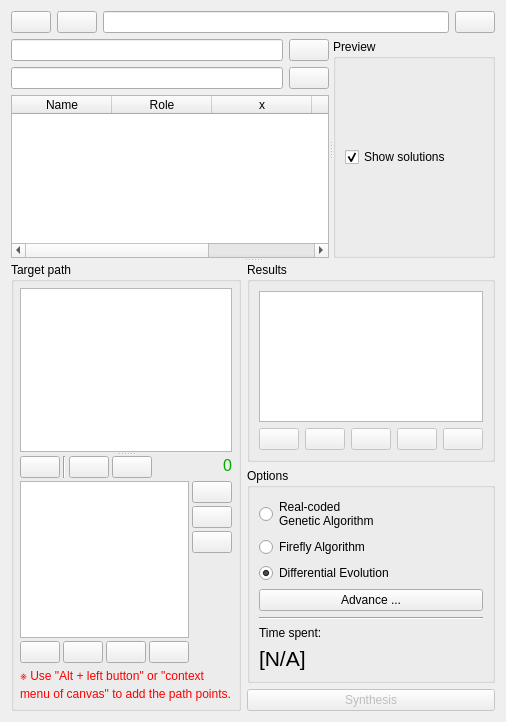
Old version of the form core/synthesis/DimensionalSynthesis/Algorithm.ui in the repository KmolYuan/Pyslvs-UI.
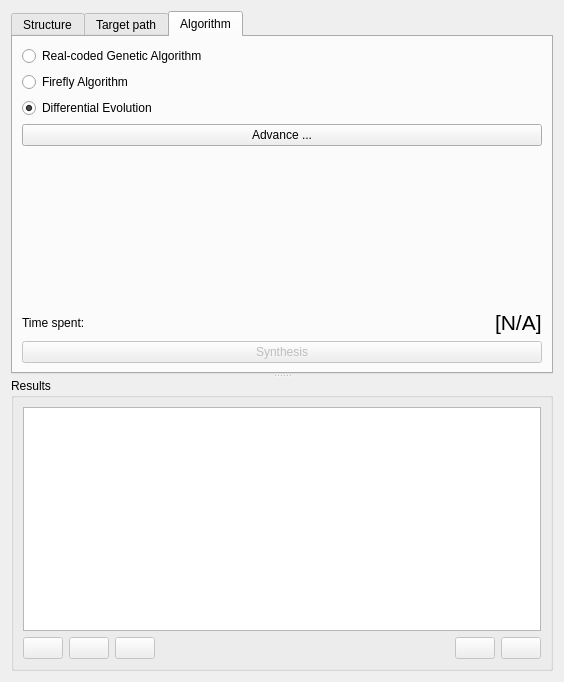
New version of the form. The open tabs and pages were chosen to show the change. Icons and pictures are not drawn.

Commit message: New UI design for dimensional synthesis tab widget.

```diff
--- a/core/synthesis/DimensionalSynthesis/Algorithm.ui
+++ b/core/synthesis/DimensionalSynthesis/Algorithm.ui
@@ -6,15 +6,43 @@
    <rect>
     <x>0</x>
     <y>0</y>
-    <width>485</width>
-    <height>722</height>
+    <width>564</width>
+    <height>682</height>
    </rect>
   </property>
   <property name="windowIcon">
    <iconset resource="../../../icons.qrc">
     <normaloff>:/icons/DimensionalSynthesis.png</normaloff>:/icons/DimensionalSynthesis.png</iconset>
   </property>
-  <layout class="QVBoxLayout" name="verticalLayout_9">
+  <layout class="QVBoxLayout" name="verticalLayout_4">
+   <item>
+    <widget class="QSplitter" name="main_splitter">
+     <property name="orientation">
+      <enum>Qt::Vertical</enum>
+     </property>
+     <widget class="QTabWidget" name="options_tab">
+      <widget class="QWidget" name="structure">
+       <attribute name="icon">
+        <iconset resource="../../../icons.qrc">
+         <normaloff>:/icons/structure.png</normaloff>:/icons/structure.png</iconset>
+       </attribute>
+       <attribute name="title">
+        <string>Structure</string>
+       </attribute>
+       <layout class="QVBoxLayout" name="verticalLayout_7">
+        <item>
+         <widget class="QSplitter" name="up_splitter">
+          <property name="sizePolicy">
+           <sizepolicy hsizetype="Preferred" vsizetype="Expanding">
+            <horstretch>0</horstretch>
+            <verstretch>0</verstretch>
+           </sizepolicy>
+          </property>
+          <property name="orientation">
+           <enum>Qt::Horizontal</enum>
+          </property>
+          <widget class="QWidget" name="layoutWidget">
+           <layout class="QVBoxLayout" name="verticalLayout_6">
    <item>
     <layout class="QHBoxLayout" name="horizontalLayout_7">
      <item>
@@ -60,17 +88,6 @@
     </layout>
    </item>
    <item>
-    <widget class="QSplitter" name="splitter_3">
-     <property name="orientation">
-      <enum>Qt::Vertical</enum>
-     </property>
-     <widget class="QSplitter" name="up_splitter">
-      <property name="orientation">
-       <enum>Qt::Horizontal</enum>
-      </property>
-      <widget class="QWidget" name="layoutWidget">
-       <layout class="QVBoxLayout" name="verticalLayout_6">
-        <item>
          <layout class="QHBoxLayout" name="horizontalLayout_17">
           <item>
            <widget class="QLineEdit" name="Expression">
@@ -169,33 +186,28 @@
        </layout>
       </widget>
      </widget>
-     <widget class="QWidget" name="layoutWidget">
-      <layout class="QHBoxLayout" name="horizontalLayout">
-       <item>
-        <widget class="QGroupBox" name="groupBox">
-         <property name="title">
+        </item>
+       </layout>
+      </widget>
+      <widget class="QWidget" name="target_path">
+       <attribute name="icon">
+        <iconset resource="../../../icons.qrc">
+         <normaloff>:/icons/DimensionalSynthesis.png</normaloff>:/icons/DimensionalSynthesis.png</iconset>
+       </attribute>
+       <attribute name="title">
           <string>Target path</string>
-         </property>
-         <layout class="QVBoxLayout" name="verticalLayout">
-          <property name="spacing">
-           <number>3</number>
-          </property>
-          <property name="leftMargin">
-           <number>6</number>
-          </property>
-          <property name="topMargin">
-           <number>6</number>
-          </property>
-          <property name="rightMargin">
-           <number>6</number>
-          </property>
-          <property name="bottomMargin">
-           <number>6</number>
-          </property>
+       </attribute>
+       <layout class="QVBoxLayout" name="verticalLayout_5">
           <item>
-           <widget class="QSplitter" name="splitter">
+         <widget class="QSplitter" name="down_splitter">
+          <property name="sizePolicy">
+           <sizepolicy hsizetype="Preferred" vsizetype="Expanding">
+            <horstretch>0</horstretch>
+            <verstretch>0</verstretch>
+           </sizepolicy>
+          </property>
             <property name="orientation">
-             <enum>Qt::Vertical</enum>
+           <enum>Qt::Horizontal</enum>
             </property>
             <widget class="QListWidget" name="target_points"/>
             <widget class="QWidget" name="layoutWidget">
@@ -429,10 +441,129 @@
           </item>
          </layout>
         </widget>
+      <widget class="QWidget" name="algorithm">
+       <attribute name="icon">
+        <iconset resource="../../../icons.qrc">
+         <normaloff>:/icons/synthesis.png</normaloff>:/icons/synthesis.png</iconset>
+       </attribute>
+       <attribute name="title">
+        <string>Algorithm</string>
+       </attribute>
+       <layout class="QVBoxLayout" name="verticalLayout">
+        <item>
+         <widget class="QRadioButton" name="type0">
+          <property name="text">
+           <string>Real-coded Genetic Algorithm</string>
+          </property>
+          <property name="checked">
+           <bool>false</bool>
+          </property>
+         </widget>
        </item>
        <item>
-        <layout class="QVBoxLayout" name="verticalLayout_5">
+         <widget class="QRadioButton" name="type1">
+          <property name="text">
+           <string>Firefly Algorithm</string>
+          </property>
+         </widget>
+        </item>
          <item>
+         <widget class="QRadioButton" name="type2">
+          <property name="text">
+           <string>Differential Evolution</string>
+          </property>
+          <property name="checked">
+           <bool>true</bool>
+          </property>
+         </widget>
+        </item>
+        <item>
+         <widget class="QPushButton" name="advanceButton">
+          <property name="statusTip">
+           <string>More algorithm settings.</string>
+          </property>
+          <property name="text">
+           <string>Advance ...</string>
+          </property>
+          <property name="icon">
+           <iconset resource="../../../icons.qrc">
+            <normaloff>:/icons/properties.png</normaloff>:/icons/properties.png</iconset>
+          </property>
+         </widget>
+        </item>
+        <item>
+         <spacer name="verticalSpacer">
+          <property name="orientation">
+           <enum>Qt::Vertical</enum>
+          </property>
+          <property name="sizeHint" stdset="0">
+           <size>
+            <width>20</width>
+            <height>40</height>
+           </size>
+          </property>
+         </spacer>
+        </item>
+        <item>
+         <layout class="QHBoxLayout" name="horizontalLayout">
+          <item>
+           <widget class="QLabel" name="label_7">
+            <property name="text">
+             <string>Time spent:</string>
+            </property>
+           </widget>
+          </item>
+          <item>
+           <spacer name="horizontalSpacer_2">
+            <property name="orientation">
+             <enum>Qt::Horizontal</enum>
+            </property>
+            <property name="sizeHint" stdset="0">
+             <size>
+              <width>40</width>
+              <height>20</height>
+             </size>
+            </property>
+           </spacer>
+          </item>
+          <item>
+           <widget class="QLabel" name="timeShow">
+            <property name="text">
+             <string>&lt;html&gt;&lt;head/&gt;&lt;body&gt;&lt;p&gt;&lt;span style=&quot; font-size:16pt;&quot;&gt;[N/A]&lt;/span&gt;&lt;/p&gt;&lt;/body&gt;&lt;/html&gt;</string>
+            </property>
+           </widget>
+          </item>
+         </layout>
+        </item>
+        <item>
+         <widget class="QPushButton" name="generate_button">
+          <property name="enabled">
+           <bool>false</bool>
+          </property>
+          <property name="minimumSize">
+           <size>
+            <width>120</width>
+            <height>0</height>
+           </size>
+          </property>
+          <property name="statusTip">
+           <string>Start dimesional synthesis.</string>
+          </property>
+          <property name="text">
+           <string>Synthesis</string>
+          </property>
+          <property name="icon">
+           <iconset resource="../../../icons.qrc">
+            <normaloff>:/icons/play.png</normaloff>:/icons/play.png</iconset>
+          </property>
+          <property name="autoDefault">
+           <bool>true</bool>
+          </property>
+         </widget>
+        </item>
+       </layout>
+      </widget>
+     </widget>
           <widget class="QGroupBox" name="verticalGroupBox">
            <property name="title">
             <string>Results</string>
@@ -533,109 +664,6 @@
                  </widget>
                 </item>
                </layout>
-              </item>
-             </layout>
-            </item>
-           </layout>
-          </widget>
-         </item>
-         <item>
-          <widget class="QGroupBox" name="verticalGroupBox_2">
-           <property name="title">
-            <string>Options</string>
-           </property>
-           <layout class="QVBoxLayout" name="verticalLayout_4">
-            <item>
-             <widget class="QRadioButton" name="type0">
-              <property name="text">
-               <string>Real-coded
-Genetic Algorithm</string>
-              </property>
-              <property name="checked">
-               <bool>false</bool>
-              </property>
-             </widget>
-            </item>
-            <item>
-             <widget class="QRadioButton" name="type1">
-              <property name="text">
-               <string>Firefly Algorithm</string>
-              </property>
-             </widget>
-            </item>
-            <item>
-             <widget class="QRadioButton" name="type2">
-              <property name="text">
-               <string>Differential Evolution</string>
-              </property>
-              <property name="checked">
-               <bool>true</bool>
-              </property>
-             </widget>
-            </item>
-            <item>
-             <widget class="QPushButton" name="advanceButton">
-              <property name="statusTip">
-               <string>More algorithm settings.</string>
-              </property>
-              <property name="text">
-               <string>Advance ...</string>
-              </property>
-              <property name="icon">
-               <iconset resource="../../../icons.qrc">
-                <normaloff>:/icons/properties.png</normaloff>:/icons/properties.png</iconset>
-              </property>
-             </widget>
-            </item>
-            <item>
-             <widget class="Line" name="line_3">
-              <property name="orientation">
-               <enum>Qt::Horizontal</enum>
-              </property>
-             </widget>
-            </item>
-            <item>
-             <widget class="QLabel" name="label_7">
-              <property name="text">
-               <string>Time spent:</string>
-              </property>
-             </widget>
-            </item>
-            <item>
-             <widget class="QLabel" name="timeShow">
-              <property name="text">
-               <string>&lt;html&gt;&lt;head/&gt;&lt;body&gt;&lt;p&gt;&lt;span style=&quot; font-size:16pt;&quot;&gt;[N/A]&lt;/span&gt;&lt;/p&gt;&lt;/body&gt;&lt;/html&gt;</string>
-              </property>
-             </widget>
-            </item>
-           </layout>
-          </widget>
-         </item>
-         <item>
-          <widget class="QPushButton" name="generate_button">
-           <property name="enabled">
-            <bool>false</bool>
-           </property>
-           <property name="minimumSize">
-            <size>
-             <width>120</width>
-             <height>0</height>
-            </size>
-           </property>
-           <property name="statusTip">
-            <string>Start dimesional synthesis.</string>
-           </property>
-           <property name="text">
-            <string>Synthesis</string>
-           </property>
-           <property name="icon">
-            <iconset resource="../../../icons.qrc">
-             <normaloff>:/icons/DimensionalSynthesis.png</normaloff>:/icons/DimensionalSynthesis.png</iconset>
-           </property>
-           <property name="autoDefault">
-            <bool>true</bool>
-           </property>
-          </widget>
          </item>
         </layout>
        </item>
```
Lines whose indentation alone changed are shown as unchanged. The commit also changes 4 other files.
